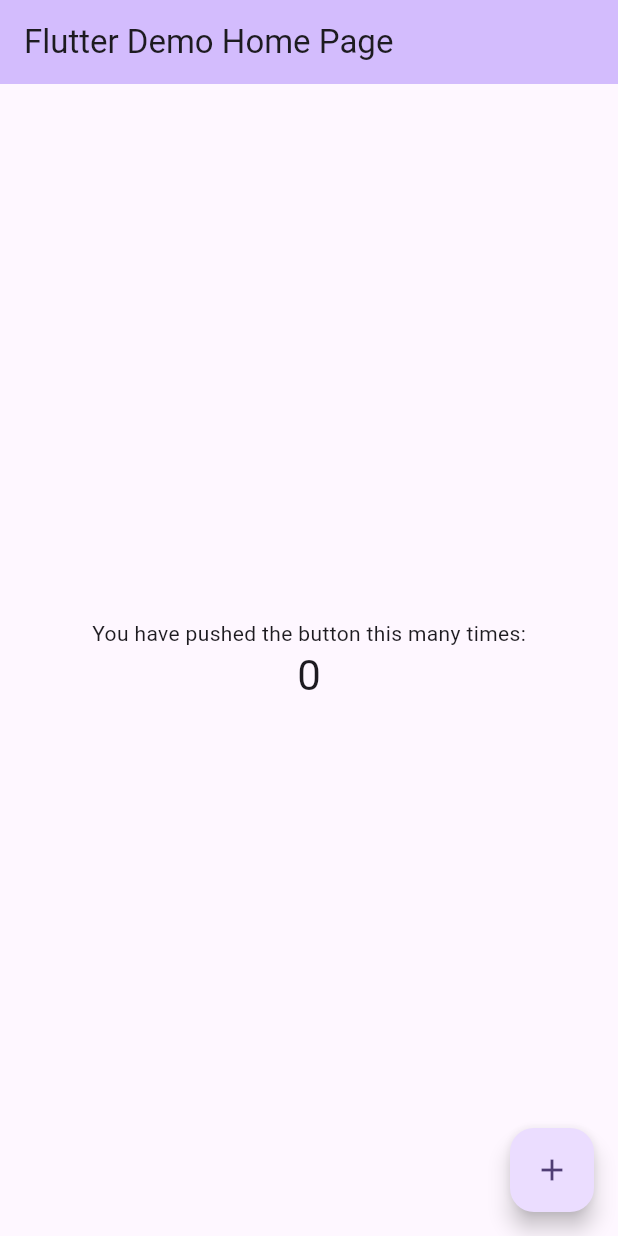
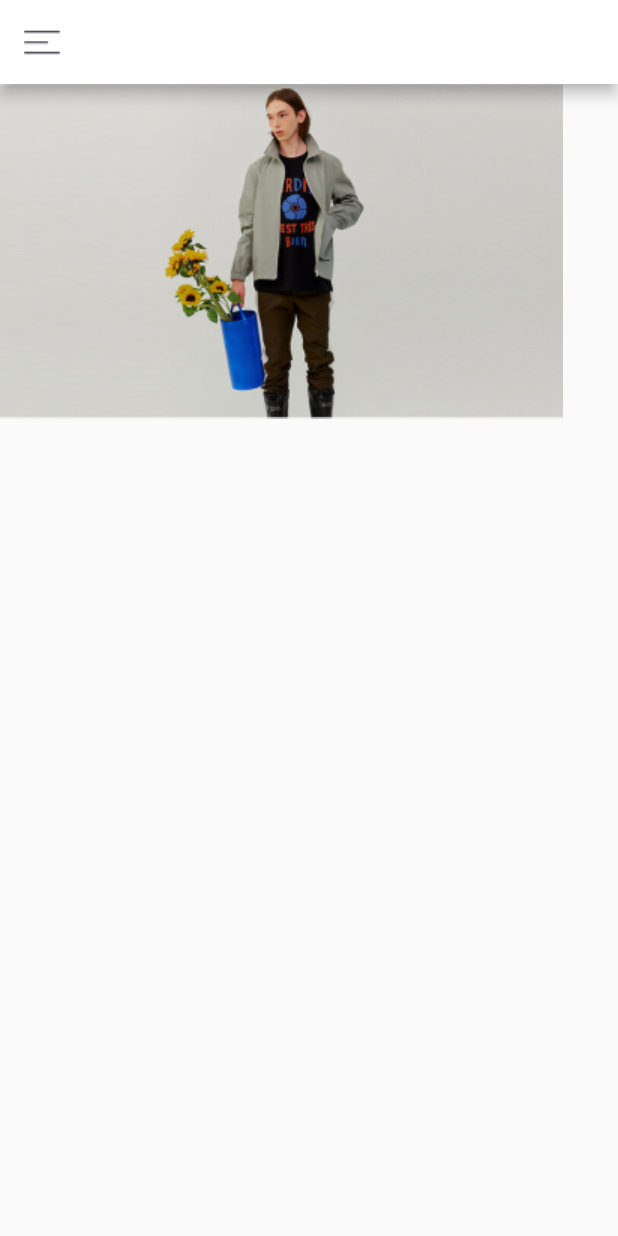
Before and after one commit to arodriguesdev01/IFSP, a Flutter app: the screen it shows after launch, on a phone screen of 412 x 824 dp. Run offline on Flutter 3.47's test engine with Material 2 defaults, Android fonts, the phone set to English and light mode, and no system bars.

Commit message:
Modificações na página blog_post

```diff
--- a/open_fashion_app/lib/main.dart
+++ b/open_fashion_app/lib/main.dart
@@ -1,125 +1,16 @@
 import 'package:flutter/material.dart';
+import 'package:open_fashion_app/pages/blog_post.dart';
 
 void main() {
-  runApp(const MyApp());
+  runApp(Main());
 }
 
-class MyApp extends StatelessWidget {
-  const MyApp({super.key});
-
-  // This widget is the root of your application.
+class Main extends StatelessWidget {
   @override
   Widget build(BuildContext context) {
     return MaterialApp(
-      title: 'Flutter Demo',
-      theme: ThemeData(
-        // This is the theme of your application.
-        //
-        // TRY THIS: Try running your application with "flutter run". You'll see
-        // the application has a blue toolbar. Then, without quitting the app,
-        // try changing the seedColor in the colorScheme below to Colors.green
-        // and then invoke "hot reload" (save your changes or press the "hot
-        // reload" button in a Flutter-supported IDE, or press "r" if you used
-        // the command line to start the app).
-        //
-        // Notice that the counter didn't reset back to zero; the application
-        // state is not lost during the reload. To reset the state, use hot
-        // restart instead.
-        //
-        // This works for code too, not just values: Most code changes can be
-        // tested with just a hot reload.
-        colorScheme: ColorScheme.fromSeed(seedColor: Colors.deepPurple),
-        useMaterial3: true,
-      ),
-      home: const MyHomePage(title: 'Flutter Demo Home Page'),
+      title: 'Blog Post',
+      home:BlogPost(),
     );
   }
 }
-
-class MyHomePage extends StatefulWidget {
-  const MyHomePage({super.key, required this.title});
-
-  // This widget is the home page of your application. It is stateful, meaning
-  // that it has a State object (defined below) that contains fields that affect
-  // how it looks.
-
-  // This class is the configuration for the state. It holds the values (in this
-  // case the title) provided by the parent (in this case the App widget) and
-  // used by the build method of the State. Fields in a Widget subclass are
-  // always marked "final".
-
-  final String title;
-
-  @override
-  State<MyHomePage> createState() => _MyHomePageState();
-}
-
-class _MyHomePageState extends State<MyHomePage> {
-  int _counter = 0;
-
-  void _incrementCounter() {
-    setState(() {
-      // This call to setState tells the Flutter framework that something has
-      // changed in this State, which causes it to rerun the build method below
-      // so that the display can reflect the updated values. If we changed
-      // _counter without calling setState(), then the build method would not be
-      // called again, and so nothing would appear to happen.
-      _counter++;
-    });
-  }
-
-  @override
-  Widget build(BuildContext context) {
-    // This method is rerun every time setState is called, for instance as done
-    // by the _incrementCounter method above.
-    //
-    // The Flutter framework has been optimized to make rerunning build methods
-    // fast, so that you can just rebuild anything that needs updating rather
-    // than having to individually change instances of widgets.
-    return Scaffold(
-      appBar: AppBar(
-        // TRY THIS: Try changing the color here to a specific color (to
-        // Colors.amber, perhaps?) and trigger a hot reload to see the AppBar
-        // change color while the other colors stay the same.
-        backgroundColor: Theme.of(context).colorScheme.inversePrimary,
-        // Here we take the value from the MyHomePage object that was created by
-        // the App.build method, and use it to set our appbar title.
-        title: Text(widget.title),
-      ),
-      body: Center(
-        // Center is a layout widget. It takes a single child and positions it
-        // in the middle of the parent.
-        child: Column(
-          // Column is also a layout widget. It takes a list of children and
-          // arranges them vertically. By default, it sizes itself to fit its
-          // children horizontally, and tries to be as tall as its parent.
-          //
-          // Column has various properties to control how it sizes itself and
-          // how it positions its children. Here we use mainAxisAlignment to
-          // center the children vertically; the main axis here is the vertical
-          // axis because Columns are vertical (the cross axis would be
-          // horizontal).
-          //
-          // TRY THIS: Invoke "debug painting" (choose the "Toggle Debug Paint"
-          // action in the IDE, or press "p" in the console), to see the
-          // wireframe for each widget.
-          mainAxisAlignment: MainAxisAlignment.center,
-          children: <Widget>[
-            const Text(
-              'You have pushed the button this many times:',
-            ),
-            Text(
-              '$_counter',
-              style: Theme.of(context).textTheme.headlineMedium,
-            ),
-          ],
-        ),
-      ),
-      floatingActionButton: FloatingActionButton(
-        onPressed: _incrementCounter,
-        tooltip: 'Increment',
-        child: const Icon(Icons.add),
-      ), // This trailing comma makes auto-formatting nicer for build methods.
-    );
-  }
-}
--- a/open_fashion_app/lib/pages/blog_post.dart
+++ b/open_fashion_app/lib/pages/blog_post.dart
@@ -0,0 +1,17 @@
+import 'package:flutter/material.dart';
+
+class BlogPost extends StatelessWidget {
+  @override
+  Widget build(BuildContext context) {
+    return Scaffold(
+      appBar: AppBar(
+        title: Text('Blog Post'),
+        backgroundColor: Colors.white,
+        leading: Image.asset('assets/menu_icon.png'),
+      ),
+      body: Container(
+        child: Image.asset('assets/banner_blog.png'),
+      ),
+    );
+  }
+}
```
